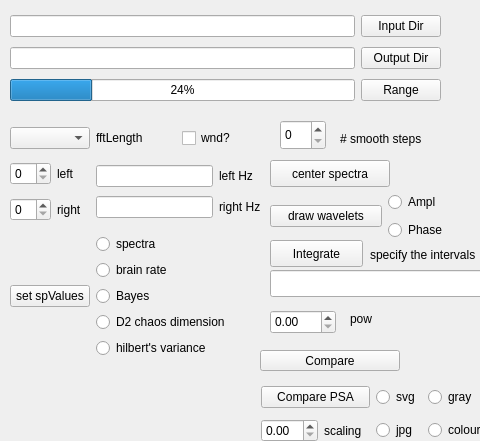
Above: spectre.ui from ArtfulVampire/SecondGUIrepo before the change; both pictures show x 0 to 480 and y 0 to 441 of the 1371 by 837 pixel window. Below: the same form after it.
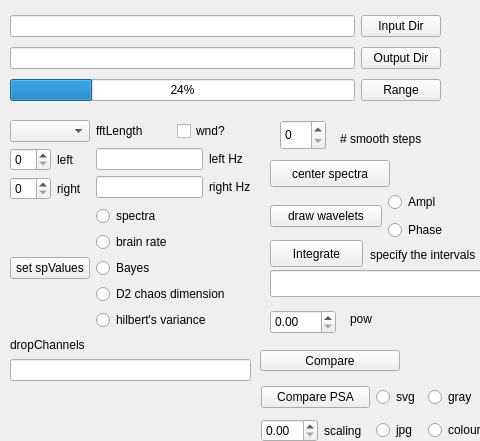
That is the form after the change.

```diff
--- a/spectre.ui
+++ b/spectre.ui
@@ -144,133 +144,6 @@
     <string>center spectra</string>
    </property>
   </widget>
-  <widget class="QWidget" name="layoutWidget">
-   <property name="geometry">
-    <rect>
-     <x>10</x>
-     <y>120</y>
-     <width>251</width>
-     <height>249</height>
-    </rect>
-   </property>
-   <layout class="QGridLayout" name="gridLayout_3">
-    <item row="0" column="0" colspan="2">
-     <widget class="QComboBox" name="fftComboBox"/>
-    </item>
-    <item row="0" column="2">
-     <layout class="QHBoxLayout" name="horizontalLayout">
-      <item>
-       <widget class="QLabel" name="label">
-        <property name="text">
-         <string>fftLength</string>
-        </property>
-       </widget>
-      </item>
-      <item>
-       <widget class="QCheckBox" name="wndCheckBox">
-        <property name="text">
-         <string>wnd?</string>
-        </property>
-       </widget>
-      </item>
-     </layout>
-    </item>
-    <item row="1" column="0">
-     <widget class="QSpinBox" name="leftSpinBox"/>
-    </item>
-    <item row="1" column="1">
-     <widget class="QLabel" name="label_2">
-      <property name="text">
-       <string>left</string>
-      </property>
-     </widget>
-    </item>
-    <item row="1" column="2" rowspan="2">
-     <layout class="QGridLayout" name="gridLayout_2">
-      <item row="0" column="0">
-       <widget class="QLineEdit" name="leftHzEdit"/>
-      </item>
-      <item row="0" column="1">
-       <widget class="QLabel" name="label_9">
-        <property name="text">
-         <string>left Hz</string>
-        </property>
-       </widget>
-      </item>
-      <item row="1" column="0">
-       <widget class="QLineEdit" name="rightHzEdit"/>
-      </item>
-      <item row="1" column="1">
-       <widget class="QLabel" name="label_10">
-        <property name="text">
-         <string>right Hz</string>
-        </property>
-       </widget>
-      </item>
-     </layout>
-    </item>
-    <item row="2" column="0">
-     <widget class="QSpinBox" name="rightSpinBox"/>
-    </item>
-    <item row="2" column="1">
-     <widget class="QLabel" name="label_3">
-      <property name="text">
-       <string>right</string>
-      </property>
-     </widget>
-    </item>
-    <item row="3" column="0" colspan="2">
-     <layout class="QVBoxLayout" name="verticalLayout">
-      <item>
-       <widget class="QPushButton" name="countButton">
-        <property name="text">
-         <string>set spValues</string>
-        </property>
-       </widget>
-      </item>
-     </layout>
-    </item>
-    <item row="3" column="2">
-     <layout class="QVBoxLayout" name="verticalLayout_2">
-      <item>
-       <widget class="QRadioButton" name="spectraRadioButton">
-        <property name="text">
-         <string>spectra</string>
-        </property>
-       </widget>
-      </item>
-      <item>
-       <widget class="QRadioButton" name="brainRateRadioButton">
-        <property name="text">
-         <string>brain rate</string>
-        </property>
-       </widget>
-      </item>
-      <item>
-       <widget class="QRadioButton" name="bayesRadioButton">
-        <property name="text">
-         <string>Bayes</string>
-        </property>
-       </widget>
-      </item>
-      <item>
-       <widget class="QRadioButton" name="d2RadioButton">
-        <property name="text">
-         <string>D2 chaos dimension</string>
-        </property>
-       </widget>
-      </item>
-      <item>
-       <widget class="QRadioButton" name="hilbertsVarRadioButton">
-        <property name="text">
-         <string>hilbert's variance</string>
-        </property>
-       </widget>
-      </item>
-     </layout>
-    </item>
-   </layout>
-  </widget>
   <widget class="QWidget" name="layoutWidget">
    <property name="geometry">
     <rect>
@@ -408,6 +281,147 @@
     <string>Compare</string>
    </property>
   </widget>
+  <widget class="QWidget" name="">
+   <property name="geometry">
+    <rect>
+     <x>10</x>
+     <y>120</y>
+     <width>241</width>
+     <height>261</height>
+    </rect>
+   </property>
+   <layout class="QVBoxLayout" name="verticalLayout_4">
+    <item>
+     <layout class="QGridLayout" name="gridLayout_3">
+      <item row="0" column="0" colspan="2">
+       <widget class="QComboBox" name="fftComboBox"/>
+      </item>
+      <item row="0" column="2">
+       <layout class="QHBoxLayout" name="horizontalLayout">
+        <item>
+         <widget class="QLabel" name="label">
+          <property name="text">
+           <string>fftLength</string>
+          </property>
+         </widget>
+        </item>
+        <item>
+         <widget class="QCheckBox" name="wndCheckBox">
+          <property name="text">
+           <string>wnd?</string>
+          </property>
+         </widget>
+        </item>
+       </layout>
+      </item>
+      <item row="1" column="0">
+       <widget class="QSpinBox" name="leftSpinBox"/>
+      </item>
+      <item row="1" column="1">
+       <widget class="QLabel" name="label_2">
+        <property name="text">
+         <string>left</string>
+        </property>
+       </widget>
+      </item>
+      <item row="1" column="2" rowspan="2">
+       <layout class="QGridLayout" name="gridLayout_2">
+        <item row="0" column="0">
+         <widget class="QLineEdit" name="leftHzEdit"/>
+        </item>
+        <item row="0" column="1">
+         <widget class="QLabel" name="label_9">
+          <property name="text">
+           <string>left Hz</string>
+          </property>
+         </widget>
+        </item>
+        <item row="1" column="0">
+         <widget class="QLineEdit" name="rightHzEdit"/>
+        </item>
+        <item row="1" column="1">
+         <widget class="QLabel" name="label_10">
+          <property name="text">
+           <string>right Hz</string>
+          </property>
+         </widget>
+        </item>
+       </layout>
+      </item>
+      <item row="2" column="0">
+       <widget class="QSpinBox" name="rightSpinBox"/>
+      </item>
+      <item row="2" column="1">
+       <widget class="QLabel" name="label_3">
+        <property name="text">
+         <string>right</string>
+        </property>
+       </widget>
+      </item>
+      <item row="3" column="0" colspan="2">
+       <layout class="QVBoxLayout" name="verticalLayout">
+        <item>
+         <widget class="QPushButton" name="countButton">
+          <property name="text">
+           <string>set spValues</string>
+          </property>
+         </widget>
+        </item>
+       </layout>
+      </item>
+      <item row="3" column="2">
+       <layout class="QVBoxLayout" name="verticalLayout_2">
+        <item>
+         <widget class="QRadioButton" name="spectraRadioButton">
+          <property name="text">
+           <string>spectra</string>
+          </property>
+         </widget>
+        </item>
+        <item>
+         <widget class="QRadioButton" name="brainRateRadioButton">
+          <property name="text">
+           <string>brain rate</string>
+          </property>
+         </widget>
+        </item>
+        <item>
+         <widget class="QRadioButton" name="bayesRadioButton">
+          <property name="text">
+           <string>Bayes</string>
+          </property>
+         </widget>
+        </item>
+        <item>
+         <widget class="QRadioButton" name="d2RadioButton">
+          <property name="text">
+           <string>D2 chaos dimension</string>
+          </property>
+         </widget>
+        </item>
+        <item>
+         <widget class="QRadioButton" name="hilbertsVarRadioButton">
+          <property name="text">
+           <string>hilbert's variance</string>
+          </property>
+         </widget>
+        </item>
+       </layout>
+      </item>
+     </layout>
+    </item>
+    <item>
+     <widget class="QLabel" name="label_5">
+      <property name="text">
+       <string>dropChannels</string>
+      </property>
+     </widget>
+    </item>
+    <item>
+     <widget class="QLineEdit" name="dropChannelsLineEdit"/>
+    </item>
+   </layout>
+  </widget>
  </widget>
  <resources/>
  <connections/>
```
